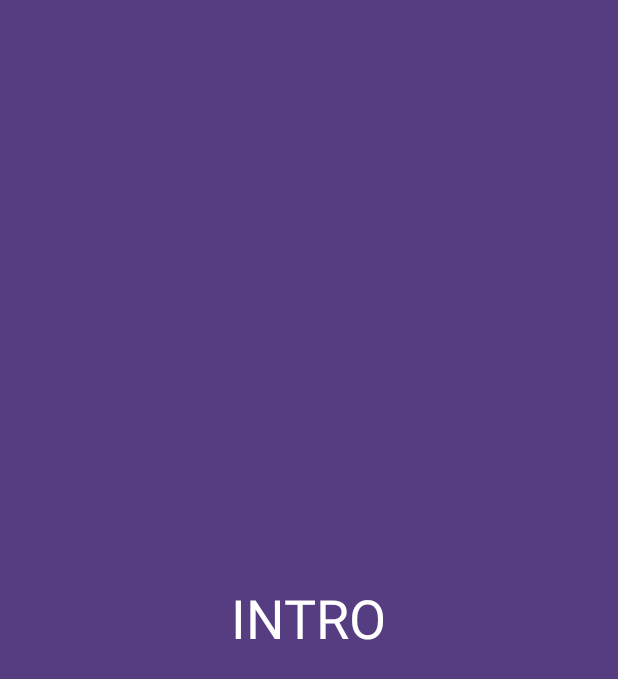
After one commit to fls2134/AppContest, an Android app: the layout intro.xml on its own in the app's theme, with its tools: preview values and no code run, on a phone screen of 412 x 824 dp. The commit adds this screen. Shown: the top 679 px of the screen. Run offline under Robolectric (Android 15) with nearby library versions, the phone set to English and light mode, and no system bars.

Commit message:
set intro

```diff
--- a/app/src/main/res/layout/activity_main.xml
+++ b/app/src/main/res/layout/activity_main.xml
@@ -1,5 +1,6 @@
 <?xml version="1.0" encoding="utf-8"?>
 <RelativeLayout xmlns:android="http://schemas.android.com/apk/res/android"
+    android:id="@+id/big_container"
     android:layout_width="match_parent"
     android:layout_height="match_parent"
     xmlns:app="http://schemas.android.com/apk/res-auto">
--- /dev/null
+++ b/app/src/main/res/layout/intro.xml
@@ -0,0 +1,16 @@
+<?xml version="1.0" encoding="utf-8"?>
+<FrameLayout
+    xmlns:android="http://schemas.android.com/apk/res/android"
+    android:layout_width="match_parent"
+    android:layout_height="match_parent"
+    android:background="@color/lightStatusbarColor">
+
+    <TextView
+        android:layout_width="wrap_content"
+        android:layout_height="wrap_content"
+        android:layout_gravity="center"
+        android:textSize="36dp"
+        android:textColor="#FFFFFF"
+        android:text="INTRO"/>
+
+</FrameLayout>
```
Also changed, not shown: app/src/main/AndroidManifest.xml (+6 -1 lines), app/src/main/java/com/example/root/appcontest/Intro.java (added, +35 -0 lines), app/src/main/java/com/example/root/appcontest/LocalInfoControl.java (added, +24 -0 lines), app/src/main/java/com/example/root/appcontest/LogInFragment.java (added, +34 -0 lines), app/src/main/java/com/example/root/appcontest/MainActivity.java (+12 -1 lines), app/src/main/res/layout/tab_activity_my_login.xml (added, +57 -0 lines).
